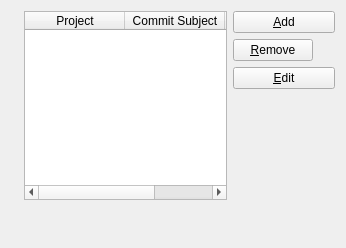
KDE/kdeplasma-addons, file applets/kdeobservatory/src/ui/kdeobservatoryconfigprojects.ui: the form before one commit.
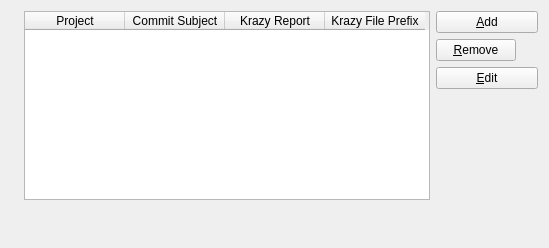
The form after the commit. Icons and pictures are not drawn. Custom widgets are drawn as their Qt base class.

Commit message: - Improvements in Commit History view. - Making krazy collector more flexible. - Explicative tooltips when creating new projects.

```diff
--- a/applets/kdeobservatory/src/ui/kdeobservatoryconfigprojects.ui
+++ b/applets/kdeobservatory/src/ui/kdeobservatoryconfigprojects.ui
@@ -6,7 +6,7 @@
    <rect>
     <x>0</x>
     <y>0</y>
-    <width>346</width>
+    <width>543</width>
     <height>248</height>
    </rect>
   </property>
@@ -36,6 +36,12 @@
       <layout class="QVBoxLayout" name="verticalLayout_3">
        <item>
         <widget class="QTableWidget" name="projects">
+         <property name="minimumSize">
+          <size>
+           <width>406</width>
+           <height>0</height>
+          </size>
+         </property>
          <property name="alternatingRowColors">
           <bool>true</bool>
          </property>
@@ -63,6 +69,11 @@
            <string>Krazy Report</string>
           </property>
          </column>
+         <column>
+          <property name="text">
+           <string>Krazy File Prefix</string>
+          </property>
+         </column>
         </widget>
        </item>
        <item>
```
The commit also changes 9 other files.
